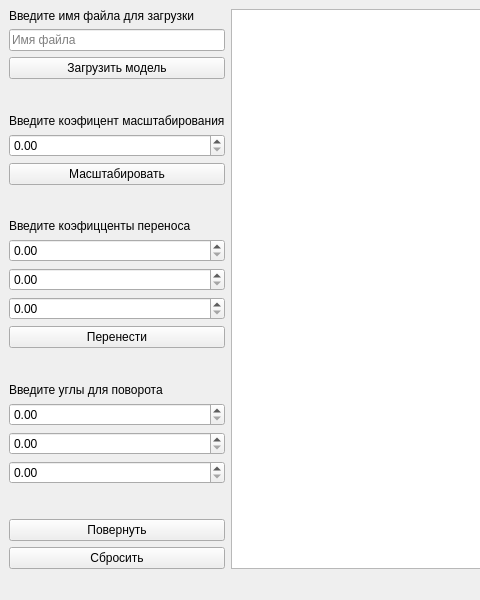
The window that lab_01/mainwindow.ui (xanderkov/ics7-OOP) describes before a commit, drawn with Qt 5; both pictures show x 0 to 480 and y 0 to 600 of the 800 by 600 pixel window.
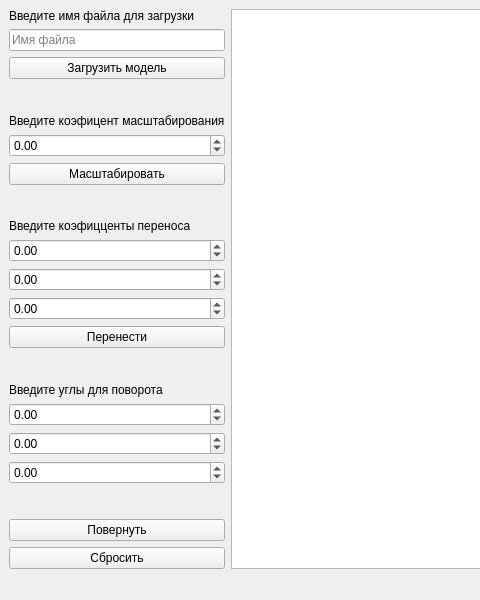
The same window after the commit.

Patch:
```diff
--- a/lab_01/mainwindow.ui
+++ b/lab_01/mainwindow.ui
@@ -68,7 +68,14 @@
        </widget>
       </item>
       <item>
-       <widget class="QDoubleSpinBox" name="scaleEdit"/>
+       <widget class="QDoubleSpinBox" name="scaleEdit">
+        <property name="minimum">
+         <double>-99.000000000000000</double>
+        </property>
+        <property name="maximum">
+         <double>99.989999999999995</double>
+        </property>
+       </widget>
       </item>
       <item>
        <widget class="QPushButton" name="scaleButton">
@@ -98,13 +105,34 @@
        </widget>
       </item>
       <item>
-       <widget class="QDoubleSpinBox" name="xTransferEdit"/>
+       <widget class="QDoubleSpinBox" name="xTransferEdit">
+        <property name="minimum">
+         <double>-1000.000000000000000</double>
+        </property>
+        <property name="maximum">
+         <double>1000.000000000000000</double>
+        </property>
+       </widget>
       </item>
       <item>
-       <widget class="QDoubleSpinBox" name="yTransferEdit"/>
+       <widget class="QDoubleSpinBox" name="yTransferEdit">
+        <property name="minimum">
+         <double>-1000.000000000000000</double>
+        </property>
+        <property name="maximum">
+         <double>1000.000000000000000</double>
+        </property>
+       </widget>
       </item>
       <item>
-       <widget class="QDoubleSpinBox" name="zTransferEdit"/>
+       <widget class="QDoubleSpinBox" name="zTransferEdit">
+        <property name="minimum">
+         <double>-1000.000000000000000</double>
+        </property>
+        <property name="maximum">
+         <double>10000.000000000000000</double>
+        </property>
+       </widget>
       </item>
       <item>
        <widget class="QPushButton" name="trasferButton">
@@ -134,13 +162,34 @@
        </widget>
       </item>
       <item>
-       <widget class="QDoubleSpinBox" name="xAngleEdit"/>
+       <widget class="QDoubleSpinBox" name="xAngleEdit">
+        <property name="minimum">
+         <double>-360.000000000000000</double>
+        </property>
+        <property name="maximum">
+         <double>360.000000000000000</double>
+        </property>
+       </widget>
       </item>
       <item>
-       <widget class="QDoubleSpinBox" name="yAngleEdit"/>
+       <widget class="QDoubleSpinBox" name="yAngleEdit">
+        <property name="minimum">
+         <double>-360.000000000000000</double>
+        </property>
+        <property name="maximum">
+         <double>360.000000000000000</double>
+        </property>
+       </widget>
       </item>
       <item>
-       <widget class="QDoubleSpinBox" name="zAngleEdit"/>
+       <widget class="QDoubleSpinBox" name="zAngleEdit">
+        <property name="minimum">
+         <double>-360.000000000000000</double>
+        </property>
+        <property name="maximum">
+         <double>360.000000000000000</double>
+        </property>
+       </widget>
       </item>
       <item>
        <spacer name="verticalSpacer_4">
```
